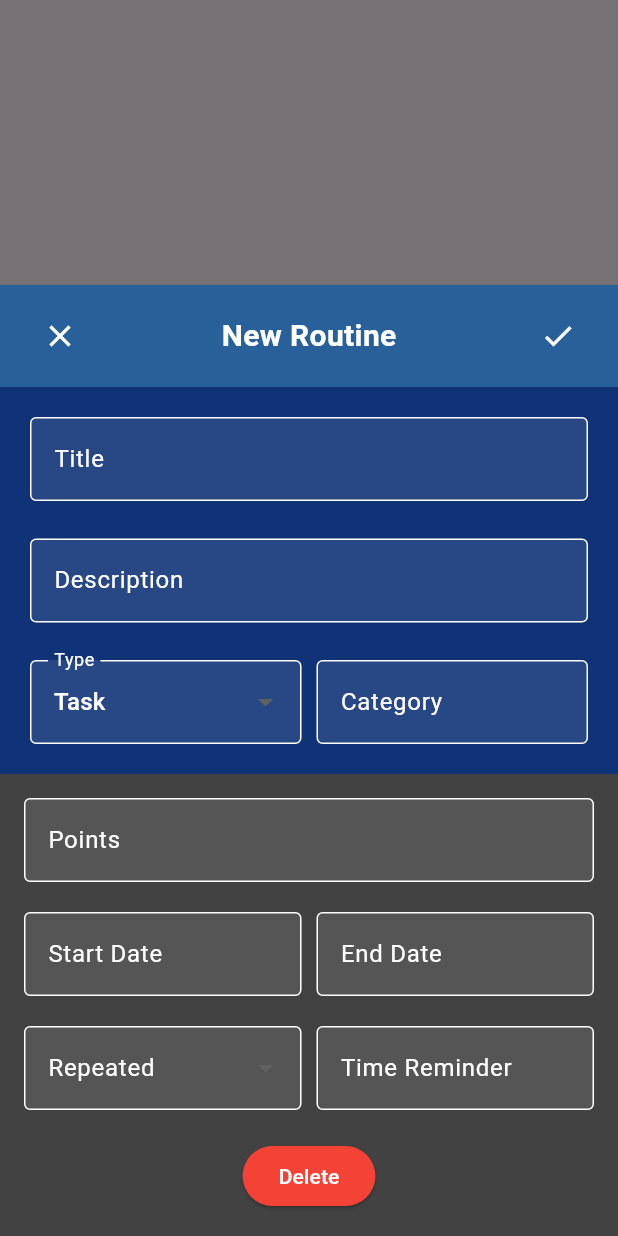
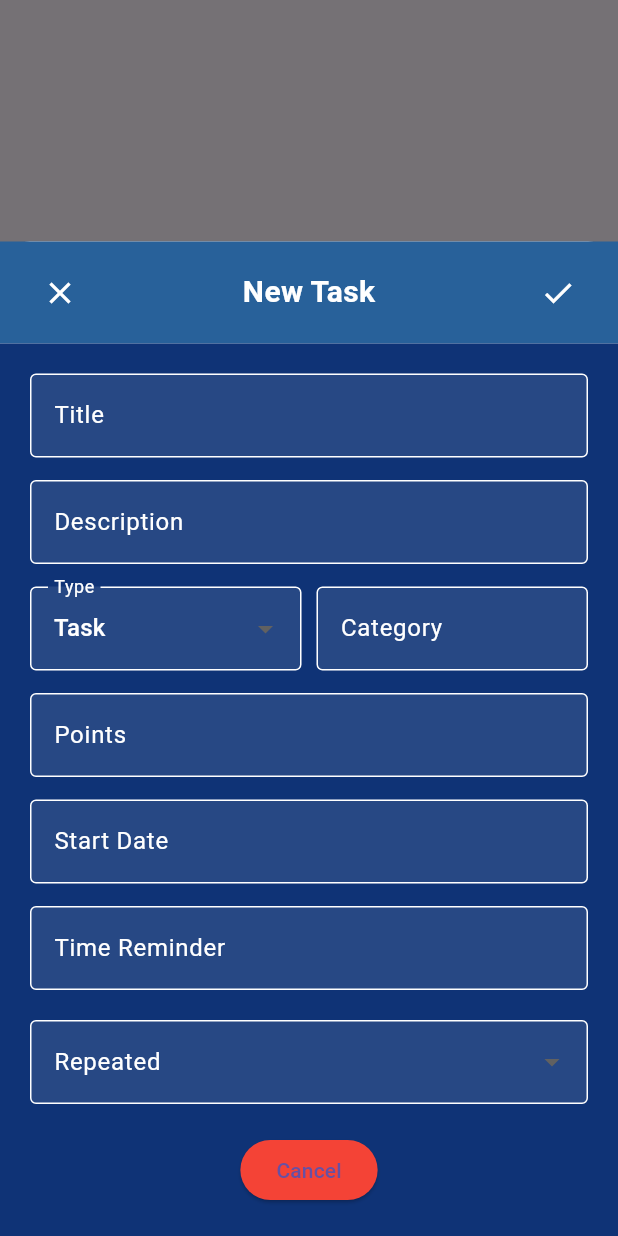
Before and after one commit to KietLy0120/Taskun, a Flutter app: what show() shows on an empty page, opened directly, on a phone screen of 412 x 824 dp. Run offline on Flutter 3.47's test engine with Material 3 defaults, Android fonts, the light colour scheme and no system bars; our stand-ins replace cloud_firestore, firebase_auth, firebase_core; accounts and stored records are empty.

Commit message:
Task creation

```diff
--- a/lib/widgets/add_modal.dart
+++ b/lib/widgets/add_modal.dart
@@ -1,4 +1,5 @@
 import 'package:flutter/material.dart';
+import 'package:cloud_firestore/cloud_firestore.dart';
 import 'custom_style.dart';
 
 class AddModal {
@@ -7,6 +8,12 @@ class AddModal {
     final TextEditingController descriptionController = TextEditingController();
     final TextEditingController categoryController = TextEditingController();
     final TextEditingController startDateController = TextEditingController();
+    final TextEditingController pointsController = TextEditingController();
+    final TextEditingController timeReminderController = TextEditingController();
+    FirebaseFirestore firestore = FirebaseFirestore.instance;
+
+    String selectedType = "Task"; // Default selection
+    String repeatedValue = "None"; // Default repetition setting
 
     showModalBottomSheet(
       context: context,
@@ -16,7 +23,6 @@ class AddModal {
       ),
       backgroundColor: Colors.transparent, // Makes background transparent
       builder: (context) {
-        String selectedType = "Task"; // Default selection
         return StatefulBuilder(
           builder: (context, setState) {
             return Container(
@@ -30,28 +36,55 @@ class AddModal {
                   children: [
                     // Title Row with Close (X) and Save (✔)
                     Container(
-                      color: const Color(0xFF28619A), // Background for title row
+                      color: const Color(0xFF28619A),
                       padding: const EdgeInsets.symmetric(vertical: 10, horizontal: 16),
                       child: Row(
                         mainAxisAlignment: MainAxisAlignment.spaceBetween,
                         children: [
                           IconButton(
                             icon: const Icon(Icons.close, color: Colors.white),
-                            onPressed: () => Navigator.pop(context), // Close modal
+                            onPressed: () => Navigator.pop(context),
                           ),
                           const Text(
-                            "New Routine",
+                            "New Task",
                             style: TextStyle(fontSize: 20, fontWeight: FontWeight.bold, color: Colors.white),
                           ),
                           IconButton(
                             icon: const Icon(Icons.check, color: Colors.white),
-                            onPressed: () {
+                            onPressed: () async {
                               // Handle save action
                               String title = titleController.text;
                               String description = descriptionController.text;
                               String category = categoryController.text;
-                              print("Saved: Title: $title, Description: $description, Type: $selectedType, Category: $category");
-                              Navigator.pop(context); // Close modal
+                              int points = int.tryParse(pointsController.text) ?? 0;
+                              String startDate = startDateController.text;
+                              String timeReminder = timeReminderController.text;
+
+                              if (title.isEmpty || description.isEmpty) {
+                                ScaffoldMessenger.of(context).showSnackBar(
+                                  const SnackBar(content: Text("Title and description cannot be empty!")),
+                                );
+                                return;
+                              }
+
+                              try {
+                                await firestore.collection('tasks').add({
+                                  'title': title,
+                                  'description': description,
+                                  'type': selectedType,
+                                  'category': category,
+                                  'points': points,
+                                  'startDate': startDate,
+                                  'timeReminder': timeReminder,
+                                  'repeated': repeatedValue,
+                                  'createdAt': FieldValue.serverTimestamp(),
+                                });
+                                Navigator.pop(context); // Close modal after saving
+                              } catch (e) {
+                                ScaffoldMessenger.of(context).showSnackBar(
+                                  SnackBar(content: Text("Failed to add task: $e")),
+                                );
+                              }
                             },
                           ),
                         ],
@@ -60,41 +93,25 @@ class AddModal {
 
                     // Content area below the title row
                     Container(
-                      color: const Color(0xFF0F3376), // Background for main content
+                      color: const Color(0xFF0F3376),
                       padding: const EdgeInsets.all(20.0),
                       child: Column(
                         children: [
-                          // Title Field
-                          TextField(
-                            controller: titleController,
-                            decoration: customInputDecoration('Title'),
-                          ),
-                          const SizedBox(height: 25),
+                          TextField(controller: titleController, decoration: customInputDecoration('Title')),
+                          const SizedBox(height: 15),
+                          TextField(controller: descriptionController, decoration: customInputDecoration('Description')),
+                          const SizedBox(height: 15),
 
-                          // Description Field
-                          TextField(
-                            controller: descriptionController,
-                            decoration: customInputDecoration('Description'),
-                            maxLines: 1,
-                            maxLength: 100,
-                            buildCounter: (context, {int? currentLength, int? maxLength, bool? isFocused}) => null,
-                          ),
-                          const SizedBox(height: 25),
-
-                          // Row for Type and Category Fields
-                          Row(
-                            children: [
-                              // Type Dropdown
+                          Row(children: [
                             Expanded(
                               child: DropdownButtonFormField<String>(
                                 value: selectedType,
                                 decoration: customInputDecoration('Type'),
                                 dropdownColor: Colors.blueGrey,
-                                  isDense: true,
                                 items: ["Task", "Habit"].map((String value) {
                                   return DropdownMenuItem<String>(
                                     value: value,
-                                      child: Text(value, style: const TextStyle(color: Colors.white)), // White text
+                                    child: Text(value, style: const TextStyle(color: Colors.white)),
                                   );
                                 }).toList(),
                                 onChanged: (newValue) {
@@ -104,83 +121,43 @@ class AddModal {
                                 },
                               ),
                             ),
-                              const SizedBox(width: 10), // Space between fields
-
-                              // Category Field
+                            const SizedBox(width: 10),
                             Expanded(
                               child: TextField(
                                 controller: categoryController,
                                 decoration: customInputDecoration('Category'),
                               ),
                             ),
-                            ],
-                          ),
-                        ],
-                      ),
-                    ),
-                    Container(
-                      padding: const EdgeInsets.all(16),
-                      decoration: BoxDecoration(
-                        color: Colors.grey[800], // Dark grey background
-                      ),
-                      child: Column(
-                        children: [
-                          // Points Field
+                          ]),
+                          const SizedBox(height: 15),
+
+                          TextField(controller: pointsController, decoration: customInputDecoration('Points')),
+                          const SizedBox(height: 15),
+
                           TextField(
-                            decoration: customInputDecoration('Points'),
-                            keyboardType: TextInputType.number,
-                          ),
-
-                          const SizedBox(height: 20),
-
-                          // Row for Start Date and End Date
-                          Row(
-                            children: [
-                              Expanded(
-                                child: TextField(
                             controller: startDateController,
                             decoration: customInputDecoration('Start Date'),
-                                  readOnly: true, // Prevents manual input
+                            readOnly: true,
                             onTap: () async {
                               DateTime? selectedDate = await showDatePicker(
                                 context: context,
                                 initialDate: DateTime.now(),
-                                      firstDate: DateTime(2000), // Set the first date that can be picked
-                                      lastDate: DateTime(2101), // Set the last date that can be picked
+                                firstDate: DateTime(2000),
+                                lastDate: DateTime(2101),
                               );
-
                               if (selectedDate != null) {
-                                      // Format the date as you prefer
-                                      String formattedDate = "${selectedDate.toLocal()}".split(' ')[0];
-                                      startDateController.text = formattedDate; // Update the text field with the selected date
+                                startDateController.text = "${selectedDate.toLocal()}".split(' ')[0];
                               }
                             },
                           ),
-                              ),
-                              const SizedBox(width: 10),
-                              Expanded(
-                                child: TextField(
-                                  decoration: customInputDecoration('End Date'),
-                                  readOnly: true, // Prevents manual input
-                                  onTap: () {
-                                    // Show date picker logic here
-                                  },
-                                ),
-                              ),
-                            ],
-                          ),
+                          const SizedBox(height: 15),
 
+                          TextField(controller: timeReminderController, decoration: customInputDecoration('Time Reminder')),
                           const SizedBox(height: 20),
 
-                          // Row for Repeated and Time Reminder
-                          Row(
-                            children: [
-                              Expanded(
-                                child: DropdownButtonFormField<String>(
+                          DropdownButtonFormField<String>(
                             decoration: customInputDecoration('Repeated'),
                             dropdownColor: Colors.blueGrey,
-                                  isDense: true,
-                                  isExpanded: true,
                             items: ["Daily", "Weekly", "Monthly", "None"].map((String value) {
                               return DropdownMenuItem<String>(
                                 value: value,
@@ -188,31 +165,17 @@ class AddModal {
                               );
                             }).toList(),
                             onChanged: (newValue) {
-                                    // Handle selection
+                              setState(() {
+                                repeatedValue = newValue!;
+                              });
                             },
                           ),
-                              ),
-                              const SizedBox(width: 10),
-                              Expanded(
-                                child: TextField(
-                                  decoration: customInputDecoration('Time Reminder'),
-                                  keyboardType: TextInputType.datetime,
-                                ),
-                              ),
-                            ],
-                          ),
                           const SizedBox(height: 20),
-                          // Delete Button
+
                           ElevatedButton(
-                            onPressed: () {
-                              print("Delete action");
-                              Navigator.pop(context);
-                            },
-                            style: ElevatedButton.styleFrom(
-                              backgroundColor: Colors.red,
-                              foregroundColor: Colors.white,
-                            ),
-                            child: const Text("Delete"),
+                            onPressed: () => Navigator.pop(context),
+                            style: ElevatedButton.styleFrom(backgroundColor: Colors.red),
+                            child: const Text("Cancel"),
                           ),
                         ],
                       ),
```
Also changed, not shown: lib/screens/home_screen.dart (+26 -45 lines). Lines whose indentation alone changed are shown as unchanged.
